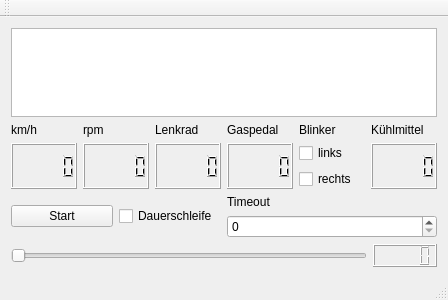
The window that praktikum4/mainwindow.ui (ahardstylec/EHMI) describes before a commit, drawn with Qt 5.
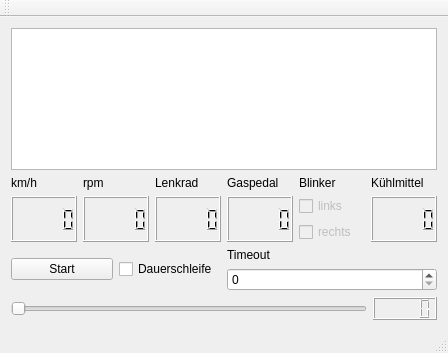
The same window after the commit. Custom widgets are drawn as their Qt base class.

The edit to the form file:
```diff
--- a/praktikum4/mainwindow.ui
+++ b/praktikum4/mainwindow.ui
@@ -7,7 +7,7 @@
     <x>0</x>
     <y>0</y>
     <width>448</width>
-    <height>300</height>
+    <height>353</height>
    </rect>
   </property>
   <property name="windowTitle">
@@ -78,6 +78,9 @@
        <layout class="QVBoxLayout" name="verticalLayout_3">
         <item>
          <widget class="QCheckBox" name="checkBoxBlinkerLinks">
+          <property name="enabled">
+           <bool>false</bool>
+          </property>
           <property name="text">
            <string>links</string>
           </property>
@@ -85,6 +88,9 @@
         </item>
         <item>
          <widget class="QCheckBox" name="checkBoxBlinkerRechts">
+          <property name="enabled">
+           <bool>false</bool>
+          </property>
           <property name="text">
            <string>rechts</string>
           </property>
```
Left out of the diff: 2 changed lines with no effect on the pictures.
